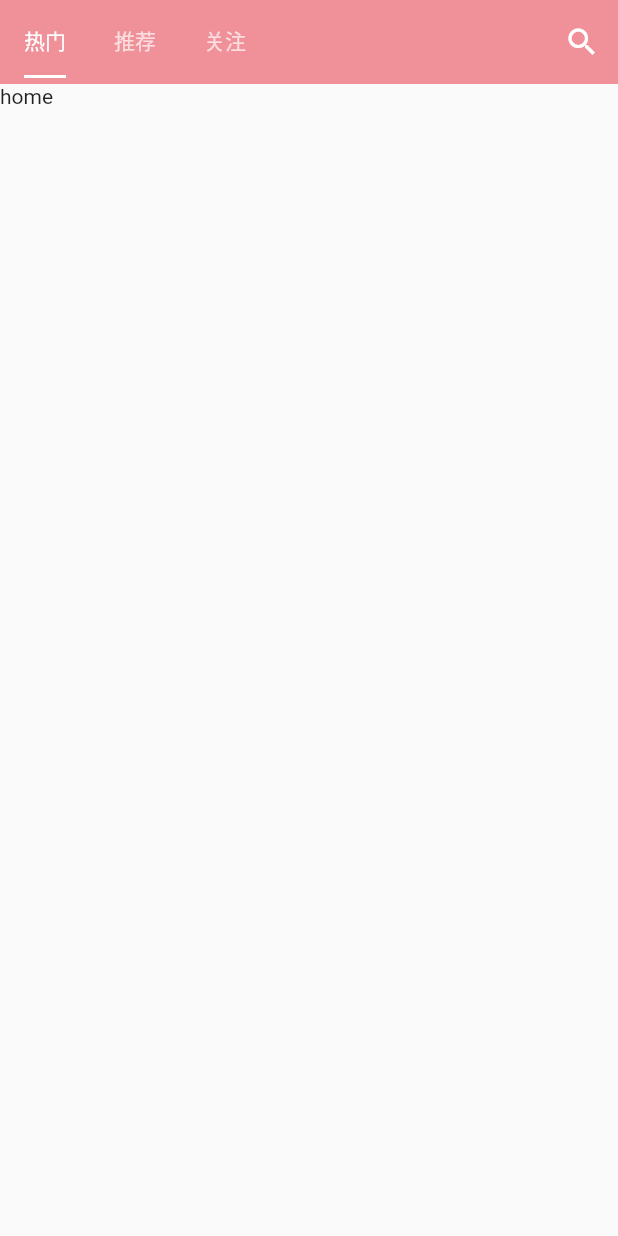
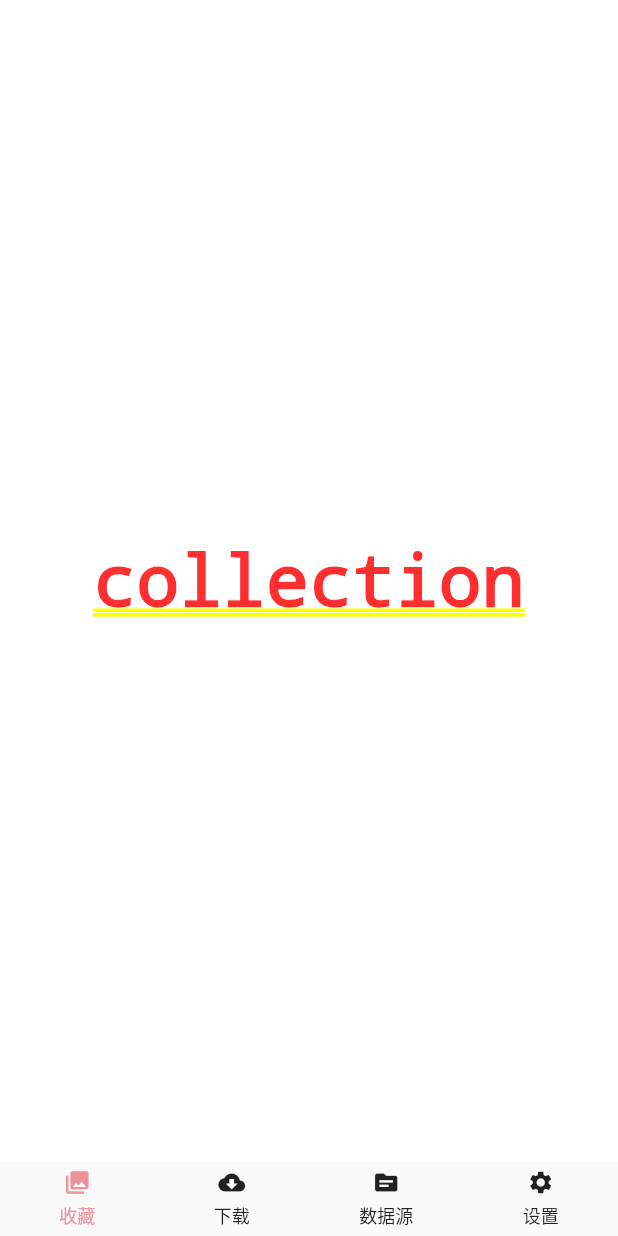
Before and after one commit to ekibun/neko, a Flutter app: the screen it shows after launch, on a phone screen of 412 x 824 dp. Run offline on Flutter 3.47's test engine with Material 2 defaults, Android fonts, the phone set to English and light mode, and no system bars; our stand-ins replace dio, flutter_highlight; missing offline and left inert: flutter_iconv, flutter_qjs, flutter_webview, highlight.

Commit message:
home page tabs

```diff
--- a/lib/main.dart
+++ b/lib/main.dart
@@ -8,7 +8,7 @@
 
 import 'dart:io';
 
-import 'package:neko/page/home.dart';
+import 'package:neko/page/home/index.dart';
 import 'package:flutter/material.dart';
 import 'package:neko/page/search.dart';
 
--- a/lib/page/home.dart
+++ /dev/null
@@ -1,35 +0,0 @@
-/*
- * @Description:
- * @Author: ekibun
- * @Date: 2020-06-26 12:38:36
- * @LastEditors: ekibun
- * @LastEditTime: 2020-08-28 11:17:51
- */
-
-import 'package:neko/widget/searchAction.dart';
-import 'package:flutter/cupertino.dart';
-import 'package:flutter/material.dart';
-
-class HomePage extends StatelessWidget {
-  @override
-  Widget build(BuildContext context) {
-    return new DefaultTabController(
-      length: 3,
-      child: Scaffold(
-        appBar: AppBar(
-          titleSpacing: 0,
-          title: TabBar(
-            tabs: <Widget>[Tab(text: '热门'), Tab(text: '推荐'), Tab(text: '关注')],
-            indicatorColor: Colors.white,
-            isScrollable: true,
-            indicatorSize: TabBarIndicatorSize.label,
-          ),
-          actions: [
-            SearchAction(onPressed: () => {Navigator.pushNamed(context, 'search')})
-          ],
-        ),
-        body: Text('home'),
-      ),
-    );
-  }
-}
--- /dev/null
+++ b/lib/page/home/collections/index.dart
@@ -0,0 +1,10 @@
+import 'package:flutter/cupertino.dart';
+
+class CollectionPage extends StatelessWidget {
+  @override
+  Widget build(BuildContext context) {
+    return Container(
+      child: Text("collection"),
+    );
+  }
+}
--- /dev/null
+++ b/lib/page/home/download/index.dart
@@ -0,0 +1,10 @@
+import 'package:flutter/cupertino.dart';
+
+class DownloadPage extends StatelessWidget {
+  @override
+  Widget build(BuildContext context) {
+    return Container(
+      child: Text("download"),
+    );
+  }
+}
--- /dev/null
+++ b/lib/page/home/index.dart
@@ -0,0 +1,103 @@
+/*
+ * @Description:
+ * @Author: ekibun
+ * @Date: 2020-06-26 12:38:36
+ * @LastEditors: ekibun
+ * @LastEditTime: 2020-08-28 11:17:51
+ */
+
+import 'package:flutter/material.dart';
+import 'package:neko/widget/tabItem.dart';
+import 'navigator.dart';
+
+class HomePage extends StatefulWidget {
+  final homeContainerKey = GlobalKey<NavigatorState>();
+
+  Widget _buildHomeContainer(BuildContext context) {
+    return MaterialApp(
+      debugShowCheckedModeBanner: false,
+      navigatorKey: homeContainerKey,
+      initialRoute: routes.first.route,
+      theme: Theme.of(context),
+      routes: Map.fromIterable(
+        routes,
+        key: (r) => r.route,
+        value: (r) => r.builder,
+      ),
+    );
+  }
+
+  @override
+  State<StatefulWidget> createState() {
+    return HomePageState();
+  }
+}
+
+class HomePageState extends State<HomePage> {
+  String currentRoute = routes.first.route;
+  @override
+  Widget build(BuildContext context) {
+    final _currentRoute = routes.firstWhere((r) => r.route == currentRoute);
+    final homeContainer = AnimatedSwitcher(
+      duration: Duration(milliseconds: 300),
+      child: Container(
+        key: ValueKey(_currentRoute.route),
+        child: _currentRoute.builder(context),
+      ),
+    );
+    return OrientationBuilder(
+      builder: (context, orientation) {
+        var tabs = routes.map(
+          (e) => TabItem(
+            e.icon,
+            e.title,
+            orientation: orientation,
+            isSelected: currentRoute == e.route,
+            onTap: () {
+              setState(() {
+                currentRoute = e.route;
+              });
+            },
+          ),
+        );
+        if (orientation == Orientation.landscape) {
+          return Row(
+            children: [
+              Container(
+                width: 250,
+                decoration: BoxDecoration(
+                  color: Theme.of(context).cardColor,
+                ),
+                child: Material(
+                  child: Column(children: tabs.toList()),
+                ),
+              ),
+              Expanded(
+                child: homeContainer,
+              ),
+            ],
+          );
+        } else {
+          return Column(
+            children: [
+              Expanded(
+                child: homeContainer,
+              ),
+              Container(
+                height: 50,
+                decoration: BoxDecoration(
+                  color: Theme.of(context).cardColor,
+                ),
+                child: Material(
+                  child: Row(
+                    children: tabs.map((e) => Expanded(child: e)).toList(),
+                  ),
+                ),
+              ),
+            ],
+          );
+        }
+      },
+    );
+  }
+}
--- /dev/null
+++ b/lib/page/home/navigator.dart
@@ -0,0 +1,40 @@
+import 'package:flutter/material.dart';
+import 'collections/index.dart';
+import 'download/index.dart';
+import 'provider/index.dart';
+import 'setting/index.dart';
+
+class _Route {
+  IconData icon;
+  String title;
+  String route;
+  WidgetBuilder builder;
+  _Route(this.icon, this.title, this.route, this.builder);
+}
+
+var routes = <_Route>[
+  _Route(
+    Icons.collections,
+    "收藏",
+    "collections",
+    (context) => CollectionPage(),
+  ),
+  _Route(
+    Icons.cloud_download,
+    "下载",
+    "downloads",
+    (context) => DownloadPage(),
+  ),
+  _Route(
+    Icons.source,
+    "数据源",
+    "provider",
+    (context) => ProviderPage(),
+  ),
+  _Route(
+    Icons.settings,
+    "设置",
+    "settings",
+    (context) => SettingPage(),
+  ),
+];
--- /dev/null
+++ b/lib/page/home/provider/index.dart
@@ -0,0 +1,10 @@
+import 'package:flutter/cupertino.dart';
+
+class ProviderPage extends StatelessWidget {
+  @override
+  Widget build(BuildContext context) {
+    return Container(
+      child: Text("provider"),
+    );
+  }
+}
--- /dev/null
+++ b/lib/page/home/setting/index.dart
@@ -0,0 +1,10 @@
+import 'package:flutter/cupertino.dart';
+
+class SettingPage extends StatelessWidget {
+  @override
+  Widget build(BuildContext context) {
+    return Container(
+      child: Text("setting"),
+    );
+  }
+}
--- a/lib/page/test.dart
+++ b/lib/page/test.dart
@@ -5,7 +5,6 @@
  * @LastEditors: ekibun
  * @LastEditTime: 2020-08-28 10:34:19
  */
-import 'dart:io';
 
 import 'package:flutter/material.dart';
 import 'package:neko/engine/jsengine.dart';
--- /dev/null
+++ b/lib/widget/tabItem.dart
@@ -0,0 +1,52 @@
+import 'package:flutter/material.dart';
+
+class TabItem extends StatelessWidget {
+  final Function onTap;
+  final IconData icon;
+  final String title;
+  final bool isSelected;
+  final Orientation orientation;
+
+  const TabItem(
+    this.icon,
+    this.title, {
+    Key key,
+    this.isSelected = false,
+    this.onTap,
+    this.orientation = Orientation.portrait,
+  }) : super(key: key);
+
+  @override
+  Widget build(BuildContext context) {
+    var isLandscape = this.orientation == Orientation.landscape;
+    var childern = <Widget>[
+      Icon(
+        icon,
+        size: isLandscape ? 24 : 18,
+        color: isSelected ? Theme.of(context).primaryColor : null,
+      ),
+      SizedBox.fromSize(
+        size: isLandscape ? Size(4, 0) : Size(0, 4),
+      ),
+      Text(
+        title,
+        style: TextStyle(
+            fontSize: isLandscape ? 18 : 12,
+            color: isSelected ? Theme.of(context).primaryColor : null),
+      ),
+    ];
+    return InkWell(
+        onTap: onTap,
+        child: isLandscape
+            ? Padding(
+                padding: EdgeInsets.symmetric(vertical: 12, horizontal: 24),
+                child: Row(
+                  children: childern,
+                ),
+              )
+            : Column(
+                mainAxisAlignment: MainAxisAlignment.center,
+                children: childern,
+              ));
+  }
+}
```
Also changed, not shown: lib/widget/subNavigator.dart (added).
